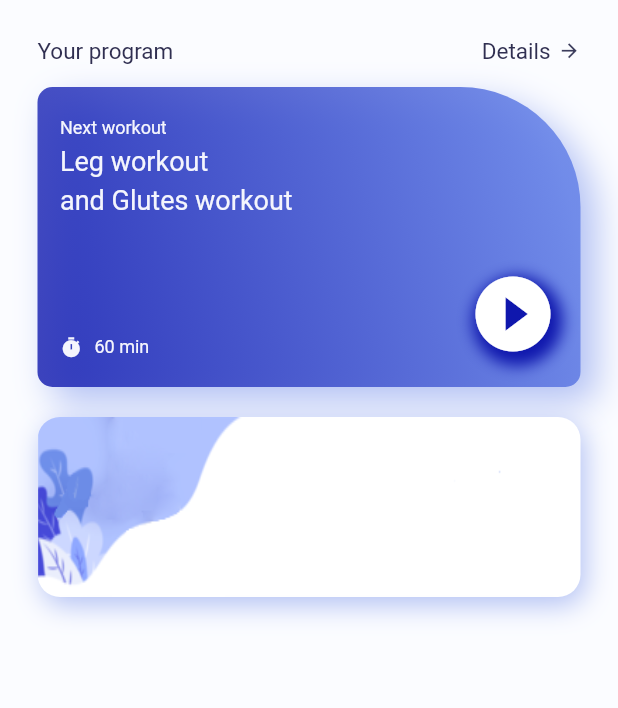
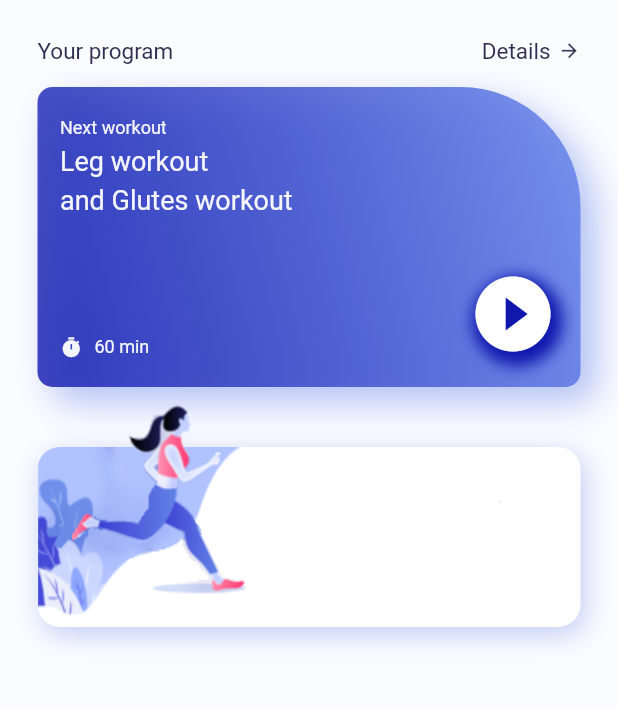
Before and after one commit to dipbazz/training, a Flutter app: the screen it shows after launch, on a phone screen of 412 x 824 dp, the part 111-819 px from its top. Run offline on Flutter 3.47's test engine with Material 2 defaults, Android fonts, the phone set to English and light mode, and no system bars.

Commit message:
Add stack widget to stack card and figure image

```diff
--- a/lib/home_page.dart
+++ b/lib/home_page.dart
@@ -172,15 +172,16 @@ class _MyHomePageState extends State<MyHomePage> {
                 ),
               )
             ),
-            const SizedBox(height: 20),
-            Container(
-              height: 130,
+            const SizedBox(height: 10),
+            SizedBox(
+              height: 150,
               width: MediaQuery.of(context).size.width,
               child: Stack(
                 children: [
                   Container(
                     height: 120,
                     width: MediaQuery.of(context).size.width,
+                    margin: const EdgeInsets.only(top: 30),
                     decoration: BoxDecoration(
                       borderRadius: BorderRadius.circular(15),
                       image: const DecorationImage(
@@ -190,10 +191,21 @@ class _MyHomePageState extends State<MyHomePage> {
                       boxShadow: [
                         BoxShadow(
                           blurRadius: 15,
-                          color: color.AppColor.gradientSecond.withOpacity(0.5),
+                          color: color.AppColor.gradientSecond.withOpacity(0.4),
                           offset: const Offset(3, 5),
                         )
                       ]
+                    ),
+                  ),
+                  Container(
+                    height: 200,
+                    width: MediaQuery.of(context).size.width,
+                    margin: const EdgeInsets.only(right: 200, bottom: 20),
+                    decoration: const BoxDecoration(
+                      image: DecorationImage(
+                        image: AssetImage("assets/figure.png"),
+                        // fit: BoxFit.fill,
+                      )
                     ),
                   )
                 ],
--- a/pubspec.yaml
+++ b/pubspec.yaml
@@ -60,6 +60,7 @@ flutter:
   # To add assets to your application, add an assets section, like this:
   assets:
     - assets/card.png
+    - assets/figure.png
 
   # An image asset can refer to one or more resolution-specific "variants", see
   # https://flutter.dev/assets-and-images/#resolution-aware.
```
